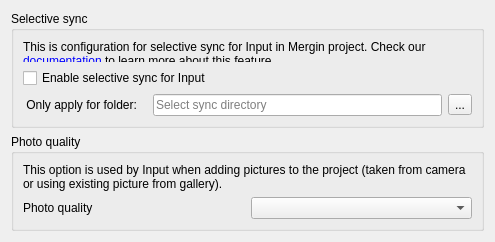
The window that Mergin/ui/ui_project_config.ui (MerginMaps/qgis-plugin) describes before a commit, drawn with Qt 5.
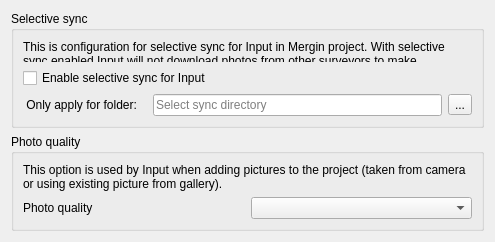
The same window after the commit.

What changed in the file:
```diff
--- a/Mergin/ui/ui_project_config.ui
+++ b/Mergin/ui/ui_project_config.ui
@@ -26,7 +26,7 @@
       <item row="0" column="0" colspan="4">
        <widget class="QLabel" name="label">
         <property name="text">
-         <string>&lt;html&gt;&lt;head/&gt;&lt;body&gt;&lt;p&gt;This is configuration for selective sync for Input in Mergin project. Check our &lt;a href=&quot;https://merginmaps.com/docs/manage/selective_sync/&quot;&gt;&lt;span style=&quot; text-decoration: underline; color:#0000ff;&quot;&gt;documentation&lt;/span&gt;&lt;/a&gt; to learn more about this feature.&lt;/p&gt;&lt;/body&gt;&lt;/html&gt;</string>
+         <string>&lt;html&gt;&lt;head/&gt;&lt;body&gt;&lt;p&gt;This is configuration for selective sync for Input in Mergin project. With selective sync enabled Input will not download photos from other surveyors to make synchronisation faster. Check out more in the &lt;a href=&quot;https://merginmaps.com/docs/manage/selective_sync/&quot;&gt;&lt;span style=&quot; text-decoration: underline; color:#0000ff;&quot;&gt;documentation&lt;/span&gt;&lt;/a&gt;.&lt;/p&gt;&lt;/body&gt;&lt;/html&gt;</string>
         </property>
         <property name="wordWrap">
          <bool>true</bool>
```
